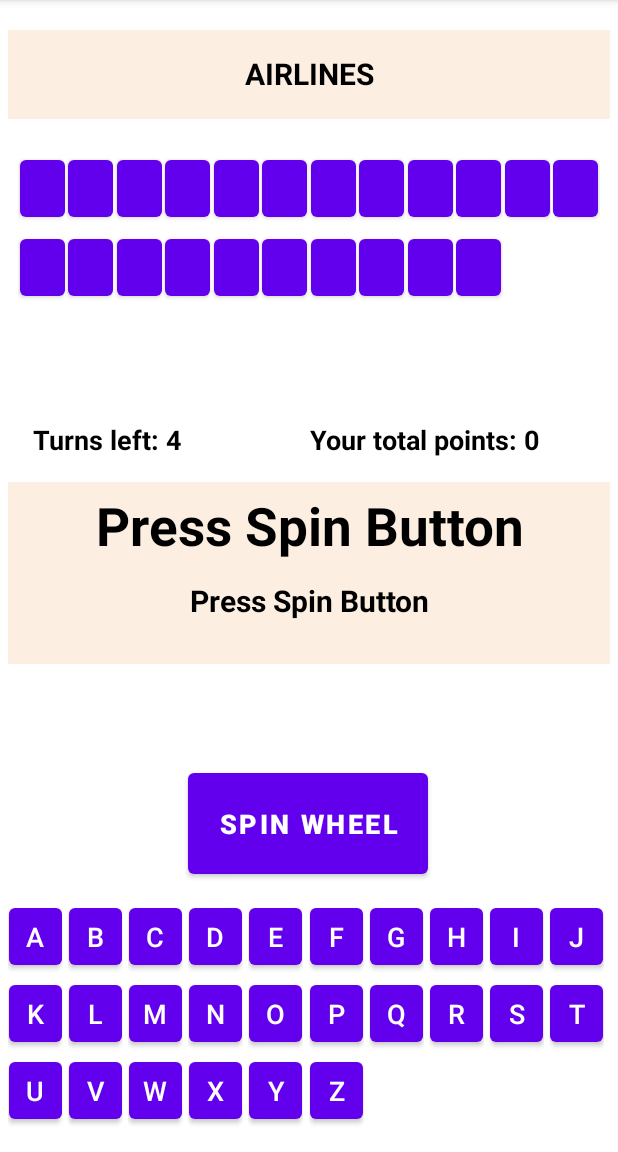
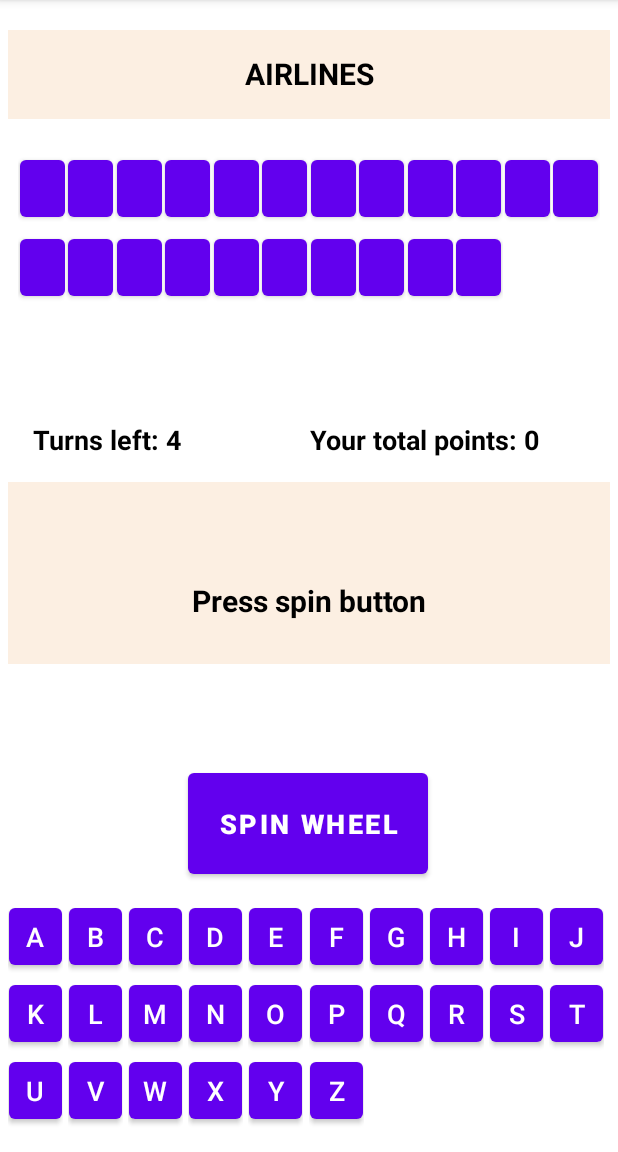
Before and after one commit to Zahedm45/s186517_Lykkehjulet, an Android app: the screen it shows after launch (MainActivity), after a tap on an icon or button, on a phone screen of 412 x 824 dp, the part 84-1236 px from its top. Run offline under Robolectric (Android 15) with nearby library versions, the phone set to English and light mode, and no system bars; 2 other taps on this screen came first.

Commit message:
press spin button works

```diff
--- a/app/src/main/java/com/example/s186517lykkehjulet/KeyboardAdapter.kt
+++ b/app/src/main/java/com/example/s186517lykkehjulet/KeyboardAdapter.kt
@@ -47,9 +47,10 @@ class KeyboardAdapter(
 
         holder.keyButton.setOnClickListener {
             val spinValue = board.player.spinWheelValue.toIntOrNull()
-            Log.i(TAG, "spin value (KeyboardAdapter) $spinValue")
             if (spinValue != null) playerHasPoints(holder, spinValue)
             board.isProcessDone = true
+            binding.pointsTextView.text = ""
+            binding.tvInstruction.text = "Press spin button"
         }
 
     }
--- a/app/src/main/java/com/example/s186517lykkehjulet/KeyboardFragment.kt
+++ b/app/src/main/java/com/example/s186517lykkehjulet/KeyboardFragment.kt
@@ -107,8 +107,12 @@ class KeyboardFragment : Fragment() {
                     ValueOption.BANKRUPT -> bankrupt(board)
                     ValueOption.TURN_LOST -> turnLost(board)
                     ValueOption.EXTRA_TURN -> extraTurn(board)
+                    else -> binding.tvInstruction.text = "Guess a word"
                    // else -> wonPoints(board, str.lowercase())
                 }
+            } else {
+                val tvInstruction = binding.tvInstruction
+                tvInstruction.text = "Guess a word first!"
             }
         }
 
--- a/app/src/main/res/layout/fragment_game_page.xml
+++ b/app/src/main/res/layout/fragment_game_page.xml
@@ -103,7 +103,6 @@
             android:layout_height="60dp"
             android:layout_marginHorizontal="5dp"
             android:paddingVertical="5dp"
-            android:text="@string/spinWheelFirst"
             android:textAlignment="center"
             android:textColor="@color/black"
             android:textSize="35sp"
@@ -115,7 +114,7 @@
             android:layout_height="match_parent"
             android:paddingVertical="5dp"
             android:layout_marginHorizontal="5dp"
-            android:text="@string/spinWheelFirst"
+            android:text="@string/pressSpinButton"
             android:textAlignment="center"
             android:textColor="@color/black"
             android:textSize="20sp"
--- a/app/src/main/res/values/strings.xml
+++ b/app/src/main/res/values/strings.xml
@@ -6,7 +6,7 @@
     <string name="play_again">Play again</string>
     <string name="stop">Stop</string>
     <string name="spin">Spin Wheel</string>
-    <string name="spinWheelFirst">Press Spin Button</string>
+    <string name="pressSpinButton">Press Spin Button</string>
 
 
 
```
